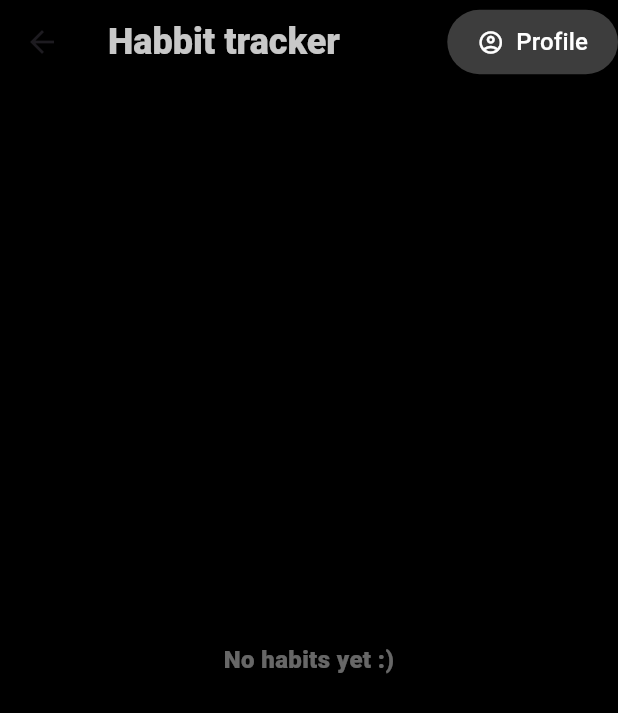
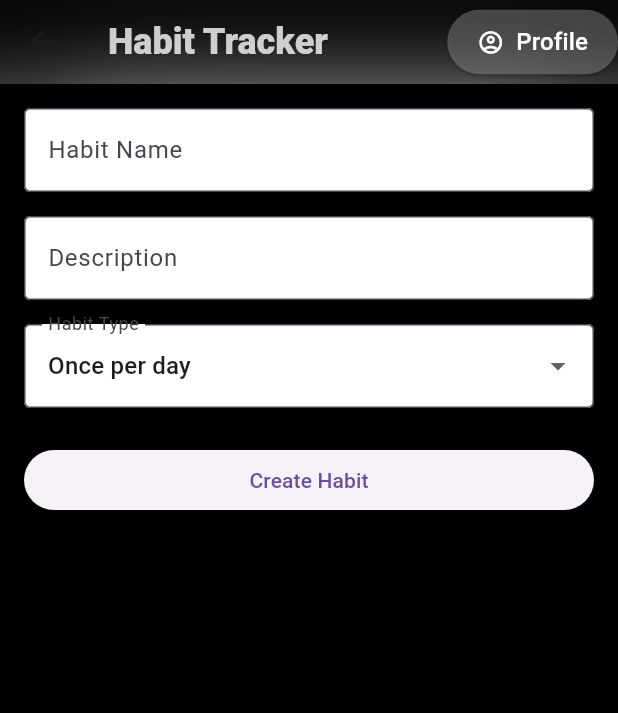
Before and after one commit to jakupemini5/NVD-Habit-Tracker, a Flutter app: the CreateHabitScreen screen opened directly, on a phone screen of 412 x 824 dp. Shown: the top 713 px of the screen. Run offline on Flutter 3.47's test engine with Material 3 defaults, Android fonts, the phone set to English and light mode, and no system bars; our stand-ins replace cloud_firestore, firebase_auth, firebase_core; missing offline and left inert: firebase_ui_auth; accounts and stored records are empty; generated files the repository leaves out were written again.

Commit message:
added create habbit and firestore

```diff
--- /dev/null
+++ b/habit_tracker/lib/src/models/habit_model.dart
@@ -0,0 +1,7 @@
+class HabitModel {
+  String name;
+  String description;
+  String type;
+
+  HabitModel(this.name, this.description, this.type);
+}
--- a/habit_tracker/lib/src/screens/habit/create_habit_screen.dart
+++ b/habit_tracker/lib/src/screens/habit/create_habit_screen.dart
@@ -1,19 +1,49 @@
+import 'package:cloud_firestore/cloud_firestore.dart';
 import 'package:flutter/material.dart';
 import '../../widgets/my_app_bar.dart';
 
 class CreateHabitScreen extends StatefulWidget {
   CreateHabitScreen({super.key});
 
-  final String title = "Habbit tracker";
+  final String title = "Habit Tracker";
 
   @override
   State<CreateHabitScreen> createState() => _CreateHabitScreenState();
 }
 
 class _CreateHabitScreenState extends State<CreateHabitScreen> {
-  @override
-  void initState() {
-    super.initState();
+  final _formKey = GlobalKey<FormState>();
+  final TextEditingController _nameController = TextEditingController();
+  final TextEditingController _descriptionController = TextEditingController();
+  String _selectedType = "Once per day";
+
+  final List<String> _habitTypes = [
+    "Once per day",
+    "Number reached",
+    "Weekly",
+    "Monthly"
+  ];
+
+  Future<void> _saveHabit() async {
+    if (_formKey.currentState!.validate()) {
+      try {
+        await FirebaseFirestore.instance.collection('habits').add({
+          'name': _nameController.text.trim(),
+          'description': _descriptionController.text.trim(),
+          'type': _selectedType,
+          'createdAt': FieldValue.serverTimestamp(),
+        });
+
+        ScaffoldMessenger.of(context).showSnackBar(
+          const SnackBar(content: Text('Habit added successfully!')),
+        );
+        Navigator.pop(context);
+      } catch (e) {
+        ScaffoldMessenger.of(context).showSnackBar(
+          SnackBar(content: Text('Error adding habit: $e')),
+        );
+      }
+    }
   }
 
   @override
@@ -21,23 +51,68 @@ class _CreateHabitScreenState extends State<CreateHabitScreen> {
     return Scaffold(
       appBar: MyAppBar(title: widget.title),
       backgroundColor: Colors.black,
-      body: const Center(
+      body: Padding(
+        padding: const EdgeInsets.all(16.0),
+        child: Form(
+          key: _formKey,
           child: Column(
-            mainAxisAlignment: MainAxisAlignment.center,
-            crossAxisAlignment: CrossAxisAlignment.center,
+            crossAxisAlignment: CrossAxisAlignment.start,
             children: [
-              Text(
-                "No habits yet :)",
-                textAlign: TextAlign.center,
-                style: TextStyle(
-                  color: Color.fromARGB(103, 255, 255, 255),
-                  fontWeight: FontWeight.w900,
-                  fontSize: 16,
+              TextFormField(
+                controller: _nameController,
+                decoration: const InputDecoration(
+                  labelText: 'Habit Name',
+                  border: OutlineInputBorder(),
+                  filled: true,
+                  fillColor: Colors.white,
+                ),
+                validator: (value) {
+                  if (value == null || value.isEmpty) {
+                    return 'Please enter a habit name';
+                  }
+                  return null;
+                },
+              ),
+              const SizedBox(height: 16),
+              TextFormField(
+                controller: _descriptionController,
+                decoration: const InputDecoration(
+                  labelText: 'Description',
+                  border: OutlineInputBorder(),
+                  filled: true,
+                  fillColor: Colors.white,
+                ),
+              ),
+              const SizedBox(height: 16),
+              DropdownButtonFormField<String>(
+                value: _selectedType,
+                items: _habitTypes.map((type) {
+                  return DropdownMenuItem(value: type, child: Text(type));
+                }).toList(),
+                onChanged: (value) {
+                  setState(() {
+                    _selectedType = value!;
+                  });
+                },
+                decoration: const InputDecoration(
+                  labelText: 'Habit Type',
+                  border: OutlineInputBorder(),
+                  filled: true,
+                  fillColor: Colors.white,
+                ),
+              ),
+              const SizedBox(height: 24),
+              SizedBox(
+                width: double.infinity,
+                child: ElevatedButton(
+                  onPressed: _saveHabit,
+                  child: const Text('Create Habit'),
                 ),
               ),
             ],
           ),
         ),
+      ),
     );
   }
 }
--- a/habit_tracker/lib/src/screens/main_page/habits_screen.dart
+++ b/habit_tracker/lib/src/screens/main_page/habits_screen.dart
@@ -6,7 +6,7 @@ import '../../widgets/rounded_pill_button.dart';
 class HabitsScreen extends StatefulWidget {
   HabitsScreen({super.key});
 
-  final String title = "Habbit tracker";
+  final String title = "Habit tracker";
 
   @override
   State<HabitsScreen> createState() => _HabitScreenState();
@@ -24,24 +24,28 @@ class _HabitScreenState extends State<HabitsScreen> {
       appBar: MyAppBar(title: widget.title),
       backgroundColor: Colors.black,
       body: Center(
+        child: Padding(
+          padding: const EdgeInsets.all(16.0), // Add padding here
           child: Column(
             mainAxisAlignment: MainAxisAlignment.start,
             crossAxisAlignment: CrossAxisAlignment.center,
             children: [
               RoundedPillButton(
+                radius: 16,
                 onPressed: () {
                   Navigator.push(
                     context,
                     MaterialPageRoute(builder: (context) => CreateHabitScreen()),
                   );
                 },
-              text: "Create Habbit",
-              icon:  Icons.add_circle_rounded,
+                text: "Create Habit",
+                icon: Icons.add_circle_rounded,
                 backgroundColor: Colors.white70,
                 textColor: Colors.black87,
                 iconColor: Colors.black87,
                 width: 360,
               ),
+              const SizedBox(height: 20.0), // Add spacing between button and text
               const Text(
                 "No habits yet :)",
                 textAlign: TextAlign.center,
@@ -54,6 +58,7 @@ class _HabitScreenState extends State<HabitsScreen> {
             ],
           ),
         ),
+      ),
     );
   }
 }
--- a/habit_tracker/lib/src/widgets/rounded_pill_button.dart
+++ b/habit_tracker/lib/src/widgets/rounded_pill_button.dart
@@ -8,6 +8,7 @@ class RoundedPillButton extends StatelessWidget {
   final Color textColor;
   final Color iconColor;
   final double? width;
+  final double? radius;
 
   RoundedPillButton({
     required this.onPressed,
@@ -17,6 +18,7 @@ class RoundedPillButton extends StatelessWidget {
     this.textColor = Colors.white,
     this.iconColor = Colors.white,
     this.width, // Allow width to be optional
+    this.radius
   });
 
   @override
@@ -28,7 +30,7 @@ class RoundedPillButton extends StatelessWidget {
         style: ElevatedButton.styleFrom(
           backgroundColor: backgroundColor,
           shape: RoundedRectangleBorder(
-            borderRadius: BorderRadius.circular(30.0),
+            borderRadius: BorderRadius.circular(radius ?? 30.0),
           ),
           padding: EdgeInsets.symmetric(horizontal: 20.0, vertical: 10.0),
         ),
--- a/habit_tracker/pubspec.yaml
+++ b/habit_tracker/pubspec.yaml
@@ -10,6 +10,7 @@ environment:
   sdk: ^3.5.4
 
 dependencies:
+  cloud_firestore: ^5.6.3
   firebase_auth: ^5.4.1
   firebase_core: ^3.10.1
   firebase_dynamic_links: ^6.1.1
```
Also changed, not shown: habit_tracker/pubspec.lock, 3 other files. Lines whose indentation alone changed are shown as unchanged.
